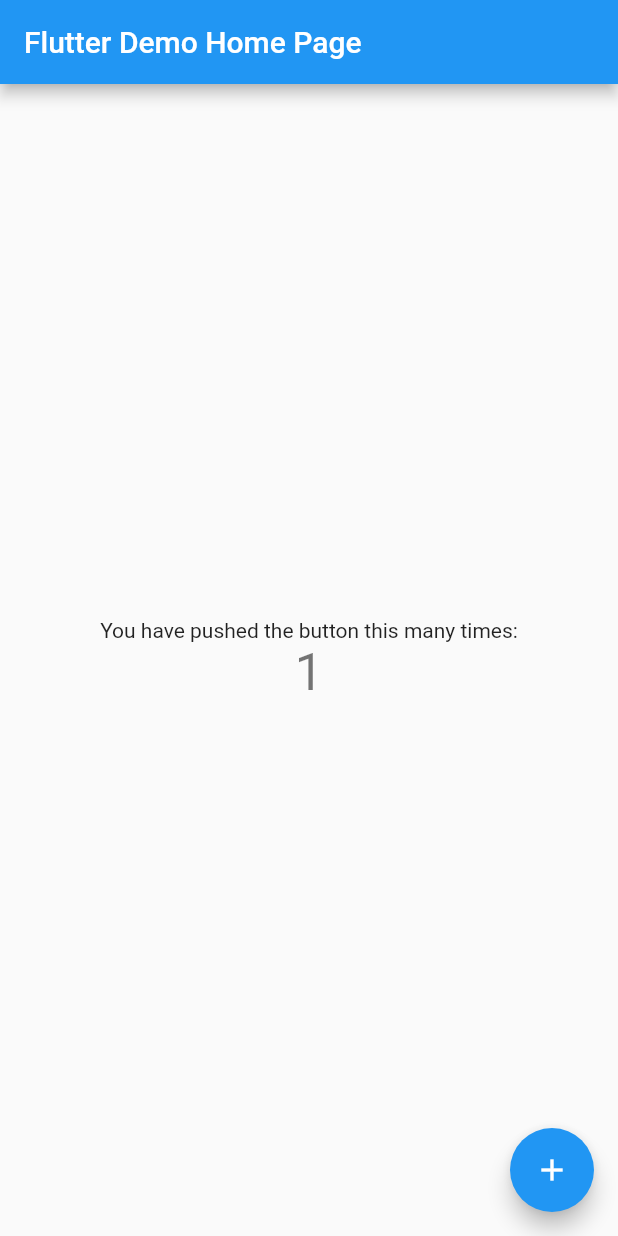
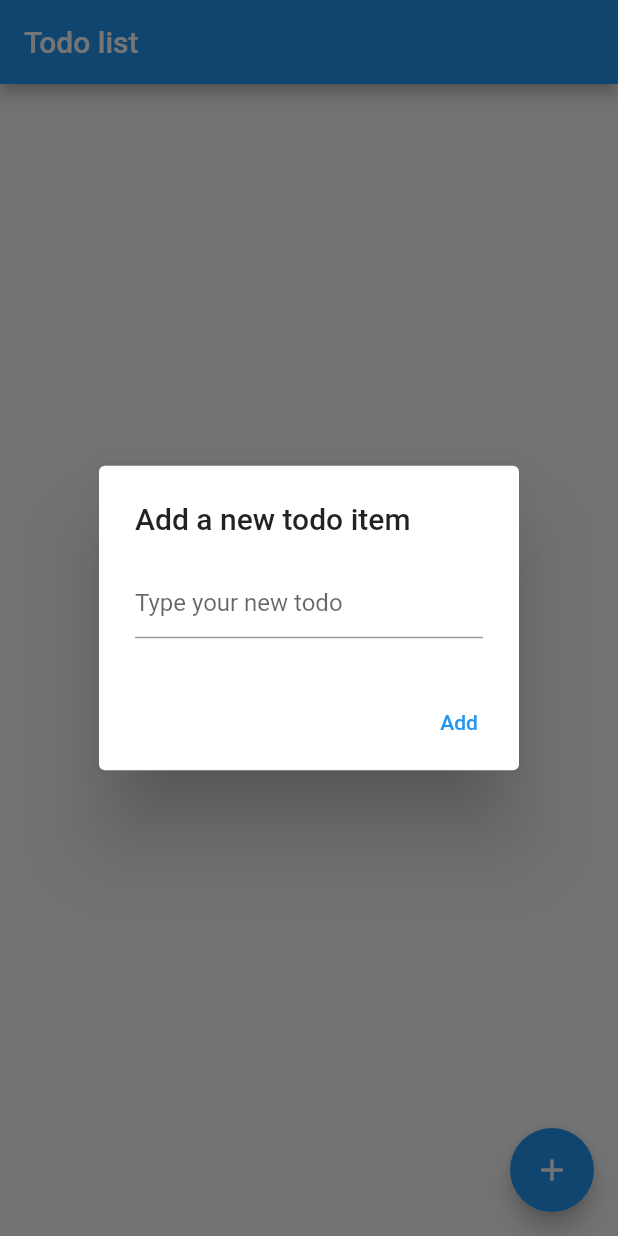
Before and after one commit to tejfol/flutter-todo, a Flutter app: the screen it shows after launch, after a tap on the "add" icon, on a phone screen of 412 x 824 dp. Run offline on Flutter 3.47's test engine with Material 2 defaults, Android fonts, the phone set to English and light mode, and no system bars.

Commit message:
Format change

```diff
--- a/lib/main.dart
+++ b/lib/main.dart
@@ -1,113 +1,121 @@
 import 'package:flutter/material.dart';
 
-void main() {
-  runApp(MyApp());
+class Todo {
+  Todo({required this.name, required this.checked});
+  final String name;
+  bool checked;
 }
 
-class MyApp extends StatelessWidget {
-  // This widget is the root of your application.
+class TodoItem extends StatelessWidget {
+  TodoItem({
+    required this.todo,
+    required this.onTodoChanged,
+  }) : super(key: ObjectKey(todo));
+
+  final Todo todo;
+  final onTodoChanged;
+
+  TextStyle? _getTextStyle(bool checked) {
+    if (!checked) return null;
+
+    return TextStyle(
+      color: Colors.black54,
+      decoration: TextDecoration.lineThrough,
+    );
+  }
+
   @override
   Widget build(BuildContext context) {
-    return MaterialApp(
-      title: 'Flutter Demo',
-      theme: ThemeData(
-        // This is the theme of your application.
-        //
-        // Try running your application with "flutter run". You'll see the
-        // application has a blue toolbar. Then, without quitting the app, try
-        // changing the primarySwatch below to Colors.green and then invoke
-        // "hot reload" (press "r" in the console where you ran "flutter run",
-        // or simply save your changes to "hot reload" in a Flutter IDE).
-        // Notice that the counter didn't reset back to zero; the application
-        // is not restarted.
-        primarySwatch: Colors.blue,
+    return ListTile(
+      onTap: () {
+        onTodoChanged(todo);
+      },
+      leading: CircleAvatar(
+        child: Text(todo.name[0]),
       ),
-      home: MyHomePage(title: 'Flutter Demo Home Page'),
+      title: Text(todo.name, style: _getTextStyle(todo.checked)),
     );
   }
 }
 
-class MyHomePage extends StatefulWidget {
-  MyHomePage({Key? key, required this.title}) : super(key: key);
+class TodoList extends StatefulWidget {
+  @override
+  _TodoListState createState() => new _TodoListState();
+}
 
-  // This widget is the home page of your application. It is stateful, meaning
-  // that it has a State object (defined below) that contains fields that affect
-  // how it looks.
-
-  // This class is the configuration for the state. It holds the values (in this
-  // case the title) provided by the parent (in this case the App widget) and
-  // used by the build method of the State. Fields in a Widget subclass are
-  // always marked "final".
-
-  final String title;
+class _TodoListState extends State<TodoList> {
+  final TextEditingController _textFieldController = TextEditingController();
+  final List<Todo> _todos = <Todo>[];
 
   @override
-  _MyHomePageState createState() => _MyHomePageState();
-}
+  Widget build(BuildContext context) {
+    return new Scaffold(
+      appBar: new AppBar(
+        title: new Text('Todo list'),
+      ),
+      body: ListView(
+        padding: EdgeInsets.symmetric(vertical: 8.0),
+        children: _todos.map((Todo todo) {
+          return TodoItem(
+            todo: todo,
+            onTodoChanged: _handleTodoChange,
+          );
+        }).toList(),
+      ),
+      floatingActionButton: FloatingActionButton(
+          onPressed: () => _displayDialog(),
+          tooltip: 'Add Item',
+          child: Icon(Icons.add)),
+    );
+  }
 
-class _MyHomePageState extends State<MyHomePage> {
-  int _counter = 0;
-
-  void _incrementCounter() {
+  void _handleTodoChange(Todo todo) {
     setState(() {
-      // This call to setState tells the Flutter framework that something has
-      // changed in this State, which causes it to rerun the build method below
-      // so that the display can reflect the updated values. If we changed
-      // _counter without calling setState(), then the build method would not be
-      // called again, and so nothing would appear to happen.
-      _counter++;
+      todo.checked = !todo.checked;
     });
   }
 
-  @override
-  Widget build(BuildContext context) {
-    // This method is rerun every time setState is called, for instance as done
-    // by the _incrementCounter method above.
-    //
-    // The Flutter framework has been optimized to make rerunning build methods
-    // fast, so that you can just rebuild anything that needs updating rather
-    // than having to individually change instances of widgets.
-    return Scaffold(
-      appBar: AppBar(
-        // Here we take the value from the MyHomePage object that was created by
-        // the App.build method, and use it to set our appbar title.
-        title: Text(widget.title),
-      ),
-      body: Center(
-        // Center is a layout widget. It takes a single child and positions it
-        // in the middle of the parent.
-        child: Column(
-          // Column is also a layout widget. It takes a list of children and
-          // arranges them vertically. By default, it sizes itself to fit its
-          // children horizontally, and tries to be as tall as its parent.
-          //
-          // Invoke "debug painting" (press "p" in the console, choose the
-          // "Toggle Debug Paint" action from the Flutter Inspector in Android
-          // Studio, or the "Toggle Debug Paint" command in Visual Studio Code)
-          // to see the wireframe for each widget.
-          //
-          // Column has various properties to control how it sizes itself and
-          // how it positions its children. Here we use mainAxisAlignment to
-          // center the children vertically; the main axis here is the vertical
-          // axis because Columns are vertical (the cross axis would be
-          // horizontal).
-          mainAxisAlignment: MainAxisAlignment.center,
-          children: <Widget>[
-            Text(
-              'You have pushed the button this many times:',
-            ),
-            Text(
-              '$_counter',
-              style: Theme.of(context).textTheme.headline4,
+  void _addTodoItem(String name) {
+    setState(() {
+      _todos.add(Todo(name: name, checked: false));
+    });
+    _textFieldController.clear();
+  }
+
+  Future<void> _displayDialog() async {
+    return showDialog<void>(
+      context: context,
+      barrierDismissible: false,
+      builder: (BuildContext context) {
+        return AlertDialog(
+          title: const Text('Add a new todo item'),
+          content: TextField(
+            controller: _textFieldController,
+            decoration: const InputDecoration(hintText: 'Type your new todo'),
+          ),
+          actions: <Widget>[
+            TextButton(
+              child: const Text('Add'),
+              onPressed: () {
+                Navigator.of(context).pop();
+                _addTodoItem(_textFieldController.text);
+              },
             ),
           ],
-        ),
-      ),
-      floatingActionButton: FloatingActionButton(
-        onPressed: _incrementCounter,
-        tooltip: 'Increment',
-        child: Icon(Icons.add),
-      ), // This trailing comma makes auto-formatting nicer for build methods.
+        );
+      },
     );
   }
 }
+
+class TodoApp extends StatelessWidget {
+  @override
+  Widget build(BuildContext context) {
+    return new MaterialApp(
+      title: 'Todo list',
+      home: new TodoList(),
+    );
+  }
+}
+
+void main() => runApp(new TodoApp());
```
Also changed, not shown: pubspec.lock, 1 other file.
